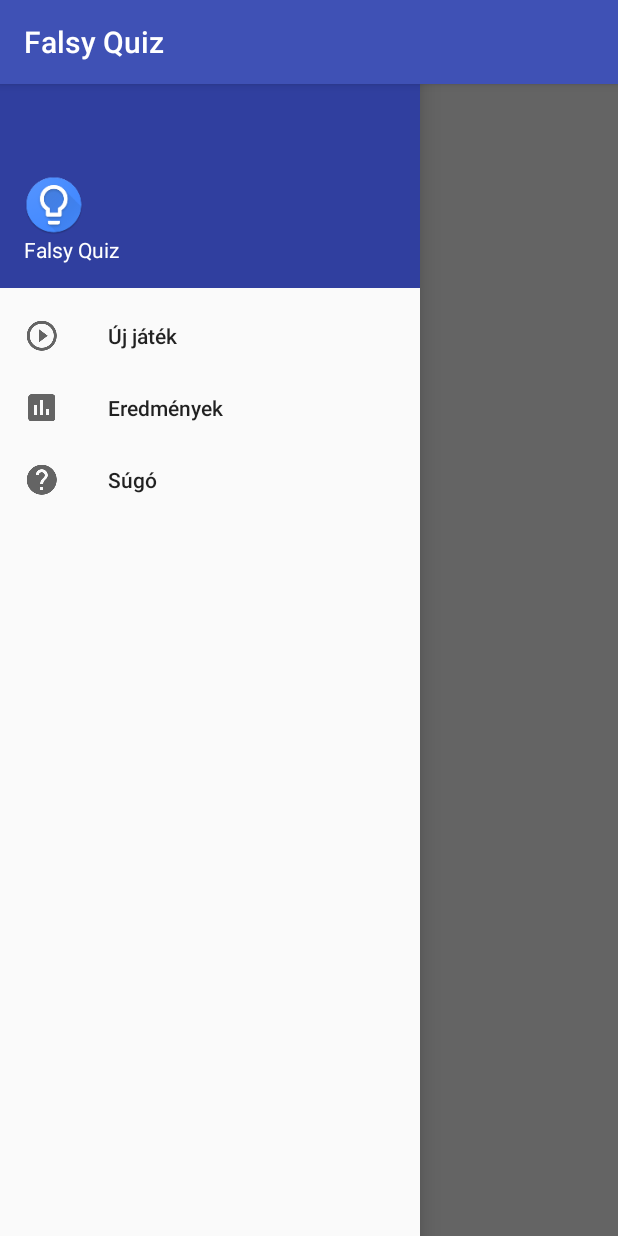
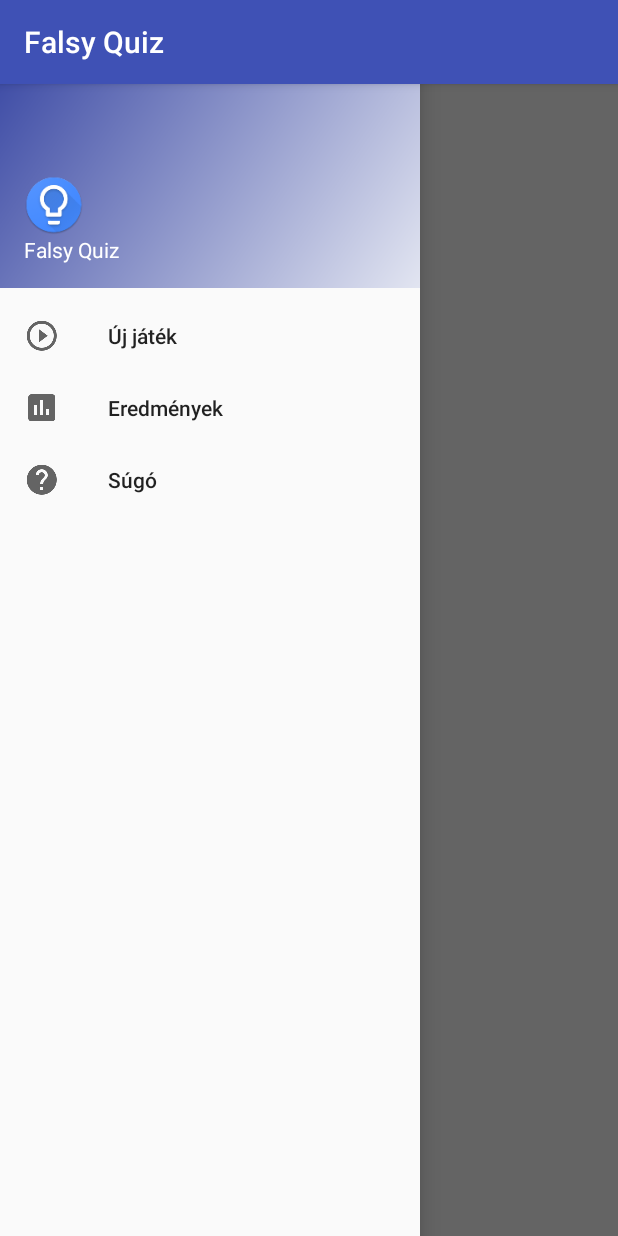
Before and after one commit to FalsyQuiz/FalsyQuiz, an Android app: the screen it shows after launch (MainMenuActivity), with the side drawer open, on a phone screen of 412 x 824 dp. Run offline under Robolectric (Android 15) with nearby library versions, the phone set to English and light mode, and no system bars; our stand-ins replace ButterKnife, Dagger/Hilt's generated code; libraries missing offline, so code that uses them is left out: com.facebook.stetho, org.greenrobot.greendao; 5 statements that could not run were skipped.

Commit message:
FalsyQuiz-32: Made navigation header's background ombre.

```diff
--- /dev/null
+++ b/app/src/main/res/drawable/shapes.xml
@@ -0,0 +1,11 @@
+<?xml version="1.0" encoding="utf-8"?>
+<shape
+    xmlns:android="http://schemas.android.com/apk/res/android">
+
+    <gradient
+        android:id="@+id/transition_color"
+        android:startColor="@color/colorPrimaryDark"
+        android:endColor="@color/lightBackground"
+        android:angle="315" />
+
+</shape>
--- a/app/src/main/res/layout/nav_header.xml
+++ b/app/src/main/res/layout/nav_header.xml
@@ -2,7 +2,7 @@
 <LinearLayout xmlns:android="http://schemas.android.com/apk/res/android"
     android:layout_width="match_parent"
     android:layout_height="192dp"
-    android:background="?attr/colorPrimaryDark"
+    android:background="@drawable/shapes"
     android:padding="16dp"
     android:theme="@style/ThemeOverlay.AppCompat.Dark"
     android:orientation="vertical"
--- a/app/src/main/res/values/colors.xml
+++ b/app/src/main/res/values/colors.xml
@@ -9,4 +9,5 @@
     <color name="grey_font">#ff9e9e9e</color>
     <color name="text_shadow">#7F000000</color>
     <color name="text_shadow_white">#FFFFFF</color>
+    <color name="lightBackground">#e2e5f1</color>
 </resources>
```
